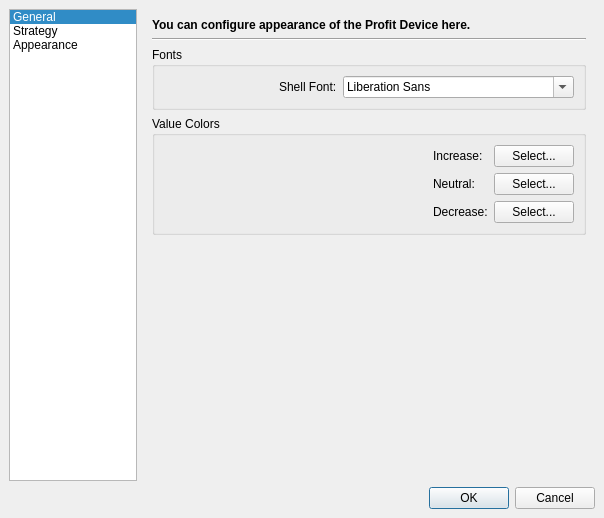
Before: the Qt Designer form profit/widgets/ui_settingsdialog.ui in hpsilva/profitpy, drawn with Qt 5.
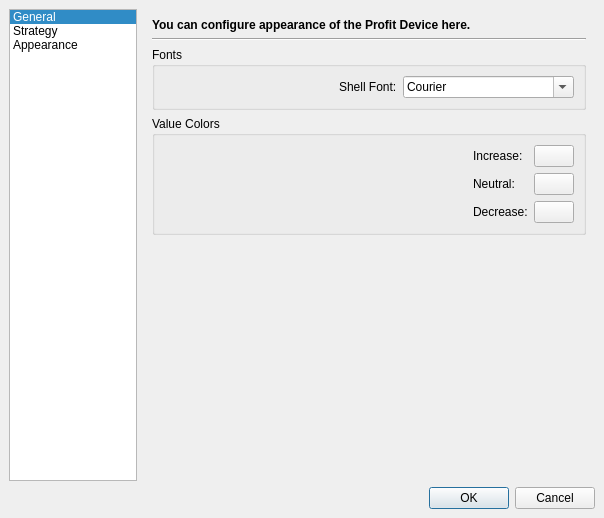
After: the same form once the commit is applied. The open tabs and pages were chosen to show the change. Icons and pictures are not drawn.

```diff
--- a/profit/widgets/ui_settingsdialog.ui
+++ b/profit/widgets/ui_settingsdialog.ui
@@ -512,7 +512,11 @@
                </widget>
               </item>
               <item>
-               <widget class="QFontComboBox" name="shellFont" />
+               <widget class="QFontComboBox" name="shellFont" >
+                <property name="fontFilters" >
+                 <set>QFontComboBox::MonospacedFonts</set>
+                </property>
+               </widget>
               </item>
              </layout>
             </item>
@@ -555,7 +559,7 @@
               <item row="2" column="1" >
                <widget class="QPushButton" name="decreaseColorButton" >
                 <property name="text" >
-                 <string>Select...</string>
+                 <string/>
                 </property>
                 <property name="flat" >
                  <bool>false</bool>
@@ -572,7 +576,7 @@
               <item row="1" column="1" >
                <widget class="QPushButton" name="neutralColorButton" >
                 <property name="text" >
-                 <string>Select...</string>
+                 <string/>
                 </property>
                </widget>
               </item>
@@ -586,7 +590,7 @@
               <item row="0" column="1" >
                <widget class="QPushButton" name="increaseColorButton" >
                 <property name="text" >
-                 <string>Select...</string>
+                 <string/>
                 </property>
                </widget>
               </item>
```
Left out of the diff: 18 changed lines with no effect on the pictures.
